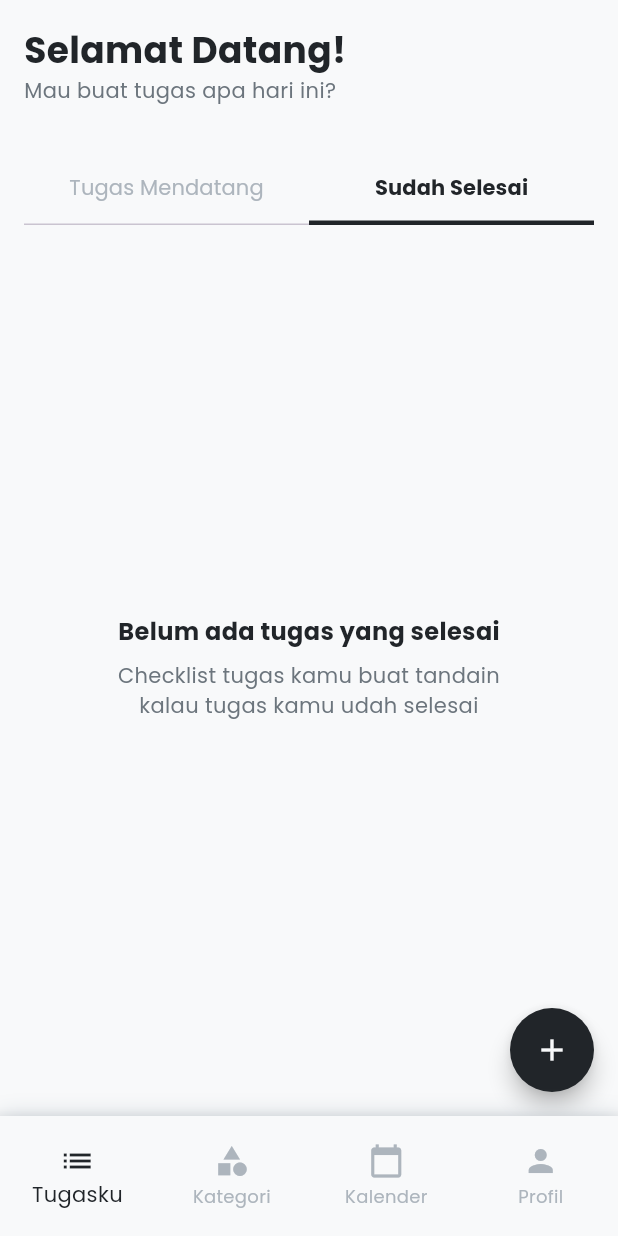
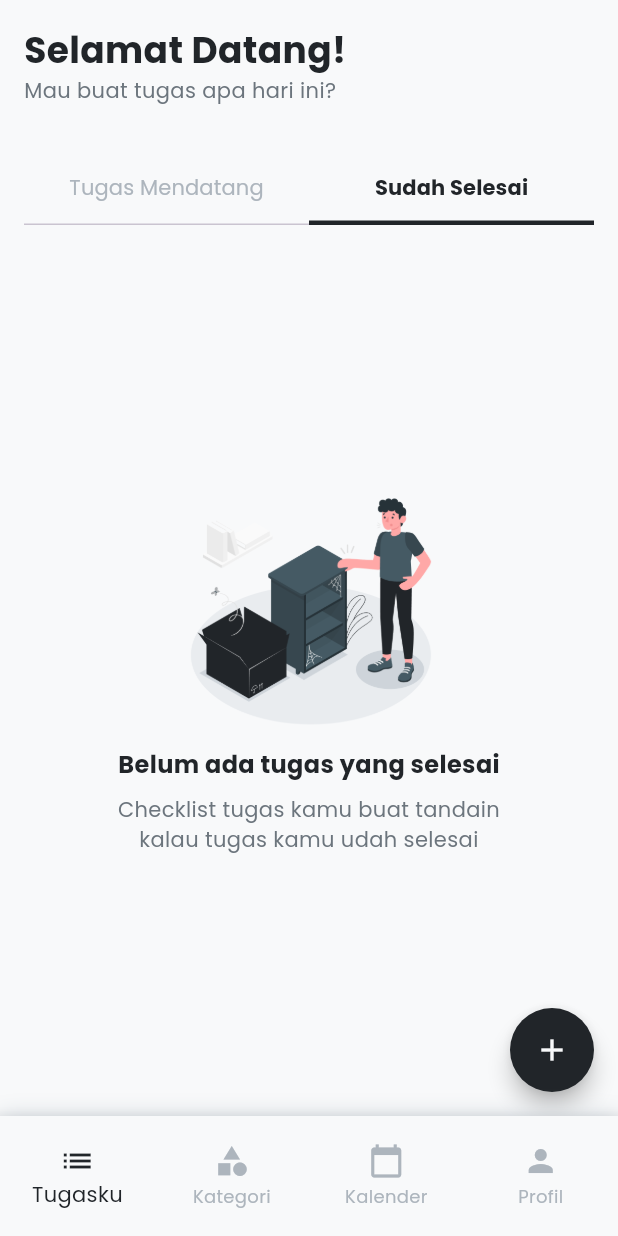
Before and after one commit to Nitaa1904/NoteQu_PPB05, a Flutter app: the screen it shows after launch, tab 2 chosen, on a phone screen of 412 x 824 dp. Run offline on Flutter 3.47's test engine with Material 3 defaults, Android fonts, the phone set to English and light mode, and no system bars; our stand-ins replace google_fonts, table_calendar.

Commit message:
Add empty state image for completed tasks section

```diff
--- a/lib/pages/tugasku/tugasku.dart
+++ b/lib/pages/tugasku/tugasku.dart
@@ -144,6 +144,14 @@ class _TugaskuState extends State<Tugasku> {
                                   child: Column(
                                   mainAxisAlignment: MainAxisAlignment.center,
                                   children: [
+                                    Image(
+                                      image:
+                                          AssetImage('assets/images/Empty.png'),
+                                      width: 170,
+                                      height: 170,
+                                      fit: BoxFit.contain,
+                                    ),
+                                    SizedBox(height: Spacing.md),
                                     Text(
                                       'Belum ada tugas yang selesai',
                                       style: TextStyle(
--- a/pubspec.yaml
+++ b/pubspec.yaml
@@ -63,6 +63,7 @@ flutter:
   assets:
     - assets/bubblesbg.png
     - assets/bubblesbg.svg
+    - assets/images/Empty.png
 
   # An image asset can refer to one or more resolution-specific "variants", see
   # https://flutter.dev/to/resolution-aware-images
```
Also changed, not shown: assets/images/Empty.png (added).
